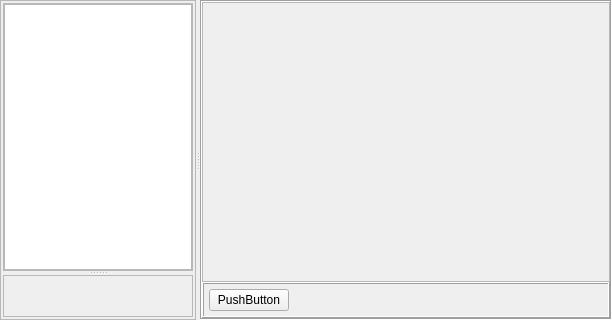
First picture: the form in viewer3d/view3dwidget.ui, repository PauloCarvalhoRJ/gammaray, before the edit.
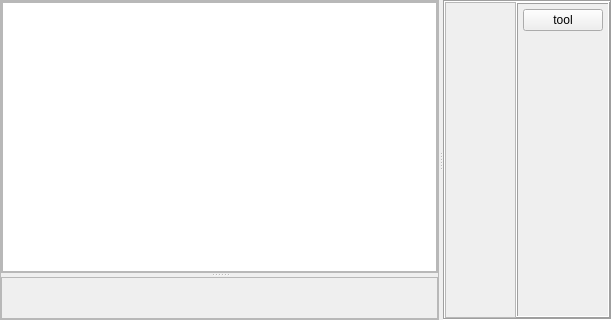
Second picture: the form after the edit. Custom widgets are drawn as their Qt base class.

Commit message: Added drag-and-drop mechanism between the Project Tree and the object list in the 3D Viewer.

```diff
--- a/viewer3d/view3dwidget.ui
+++ b/viewer3d/view3dwidget.ui
@@ -43,19 +43,19 @@
       </property>
       <layout class="QVBoxLayout" name="verticalLayout_3">
        <property name="spacing">
-        <number>2</number>
+        <number>0</number>
        </property>
        <property name="leftMargin">
-        <number>2</number>
+        <number>0</number>
        </property>
        <property name="topMargin">
-        <number>2</number>
+        <number>0</number>
        </property>
        <property name="rightMargin">
-        <number>2</number>
+        <number>0</number>
        </property>
        <property name="bottomMargin">
-        <number>2</number>
+        <number>0</number>
        </property>
        <item>
         <widget class="QSplitter" name="splitter_2">
@@ -112,7 +112,7 @@
       <property name="midLineWidth">
        <number>0</number>
       </property>
-      <layout class="QVBoxLayout" name="verticalLayout_2">
+      <layout class="QHBoxLayout" name="horizontalLayout_2">
        <property name="spacing">
         <number>0</number>
        </property>
@@ -175,7 +175,7 @@
          <property name="frameShadow">
           <enum>QFrame::Raised</enum>
          </property>
-         <layout class="QHBoxLayout" name="horizontalLayout">
+         <layout class="QVBoxLayout" name="verticalLayout_2">
           <property name="spacing">
            <number>5</number>
           </property>
@@ -194,19 +194,19 @@
           <item>
            <widget class="QPushButton" name="pushButton">
             <property name="text">
-             <string>PushButton</string>
+             <string>tool</string>
             </property>
            </widget>
           </item>
           <item>
-           <spacer name="horizontalSpacer">
+           <spacer name="verticalSpacer">
             <property name="orientation">
-             <enum>Qt::Horizontal</enum>
+             <enum>Qt::Vertical</enum>
             </property>
             <property name="sizeHint" stdset="0">
              <size>
-              <width>459</width>
-              <height>20</height>
+              <width>20</width>
+              <height>40</height>
              </size>
             </property>
            </spacer>
@@ -220,6 +220,13 @@
    </item>
   </layout>
  </widget>
+ <customwidgets>
+  <customwidget>
+   <class>Viewer3DListWidget</class>
+   <extends>QListWidget</extends>
+   <header>viewer3d/viewer3dlistwidget.h</header>
+  </customwidget>
+ </customwidgets>
  <resources/>
  <connections/>
 </ui>
```
Left out of the diff: 2 changed lines with no effect on the pictures. The commit also changes 8 other files.
